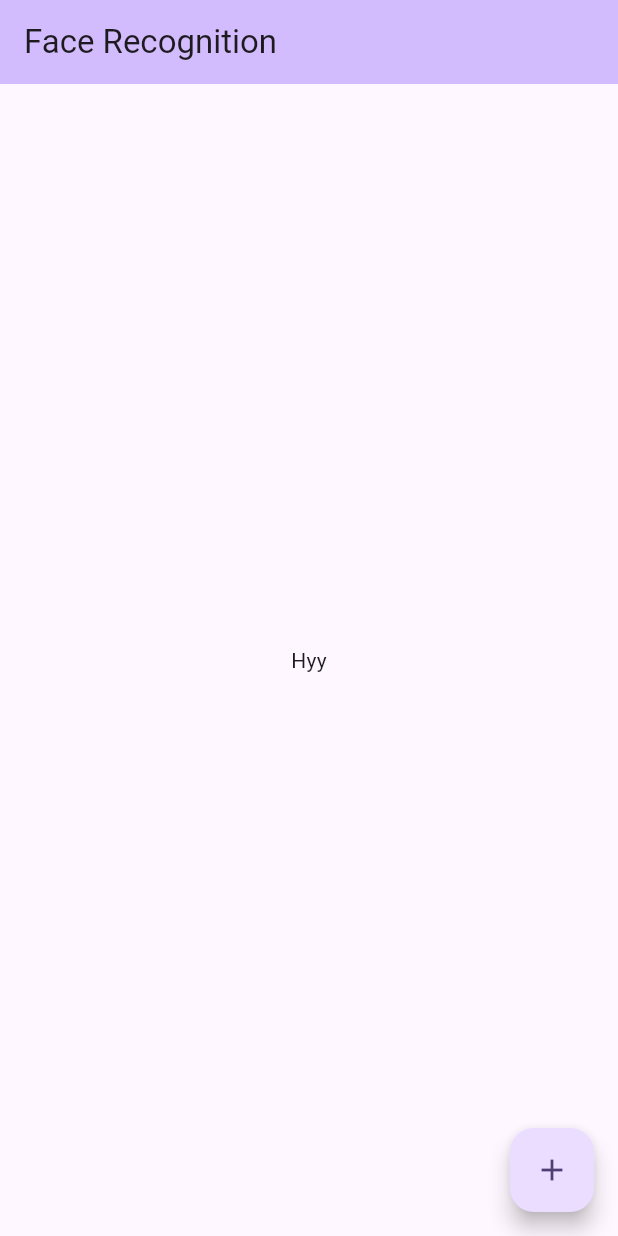
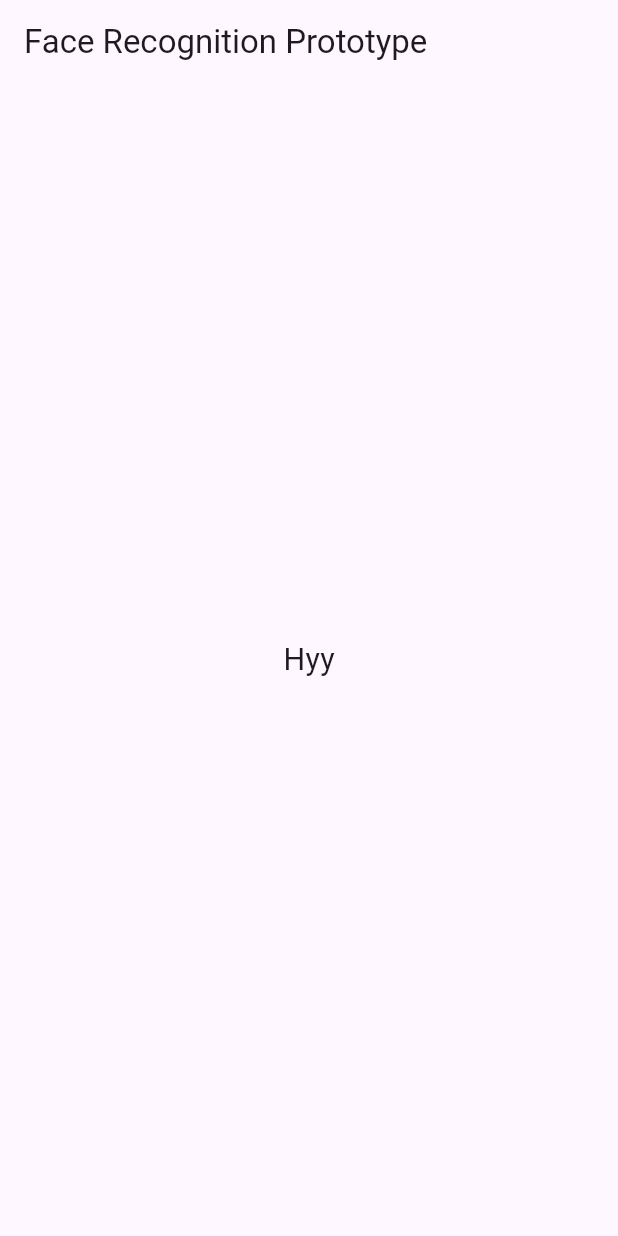
Before and after one commit to Kishan-Techabbot/face_recognition, a Flutter app: the screen it shows after launch, on a phone screen of 412 x 824 dp. Run offline on Flutter 3.47's test engine with Material 3 defaults, Android fonts, the phone set to English and light mode, and no system bars; our stand-ins replace flutter_screenutil, get.

Commit message:
initial project setup

```diff
--- a/lib/main.dart
+++ b/lib/main.dart
@@ -1,4 +1,6 @@
 import 'package:flutter/material.dart';
+import 'package:flutter_screenutil/flutter_screenutil.dart';
+import 'package:get/get.dart';
 
 void main() {
   runApp(const MyApp());
@@ -7,46 +9,24 @@ void main() {
 class MyApp extends StatelessWidget {
   const MyApp({super.key});
 
-  // This widget is the root of your application.
   @override
   Widget build(BuildContext context) {
-    return MaterialApp(
-      title: 'Face Recognition',
-      theme: ThemeData(
-        colorScheme: ColorScheme.fromSeed(seedColor: Colors.deepPurple),
-      ),
-      home: const MyHomePage(title: 'Face Recognition'),
+    return ScreenUtilInit(
+      designSize: const Size(375, 812), // iPhone X reference
+      minTextAdapt: true,
+      splitScreenMode: true,
+      builder: (context, child) {
+        return GetMaterialApp(
+          title: 'Face Recognition Prototype',
+          debugShowCheckedModeBanner: false,
+          home: Scaffold(
+            appBar: AppBar(title: const Text("Face Recognition Prototype")),
+            body: Center(
+              child: Text("Hyy", style: TextStyle(fontSize: 20.sp)),
+            ),
+          ),
+        );
+      },
     );
   }
 }
-
-class MyHomePage extends StatefulWidget {
-  const MyHomePage({super.key, required this.title});
-
-  final String title;
-
-  @override
-  State<MyHomePage> createState() => _MyHomePageState();
-}
-
-class _MyHomePageState extends State<MyHomePage> {
-  @override
-  Widget build(BuildContext context) {
-    return Scaffold(
-      appBar: AppBar(
-        backgroundColor: Theme.of(context).colorScheme.inversePrimary,
-        title: Text(widget.title),
-      ),
-      body: Center(
-        child: Column(
-          mainAxisAlignment: MainAxisAlignment.center,
-          children: <Widget>[const Text('Hyy')],
-        ),
-      ),
-      floatingActionButton: FloatingActionButton(
-        onPressed: () {},
-        child: const Icon(Icons.add),
-      ),
-    );
-  }
-}
```
Also changed, not shown: pubspec.yaml (+13 -0 lines), pubspec.lock, 5 other files.
